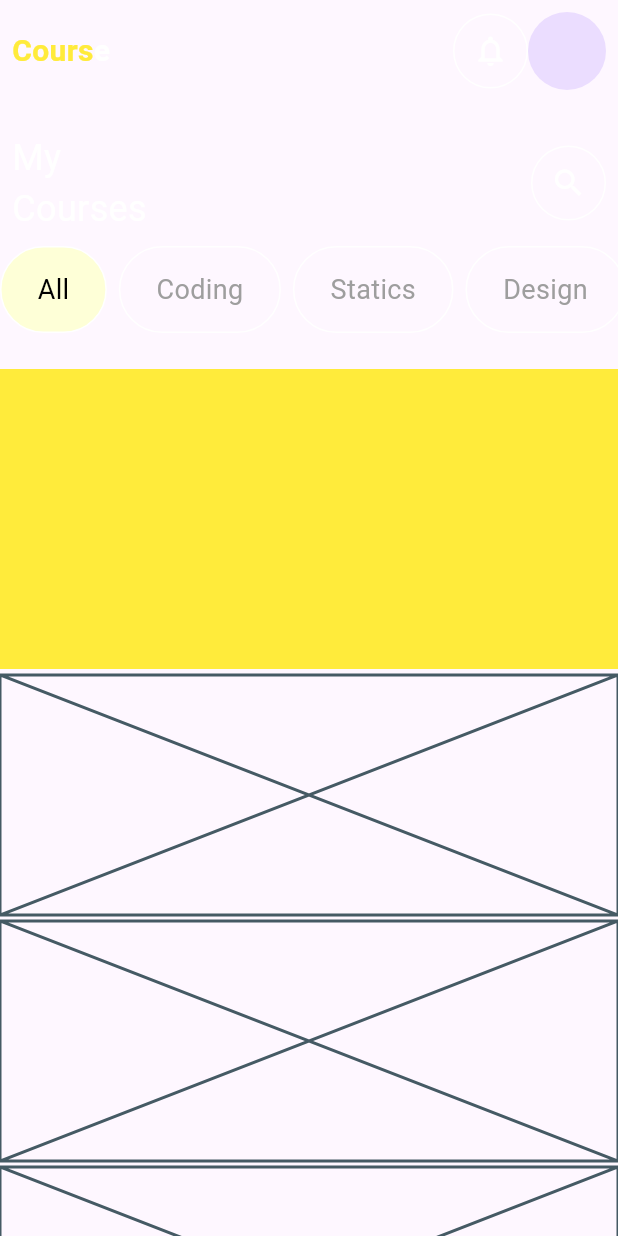
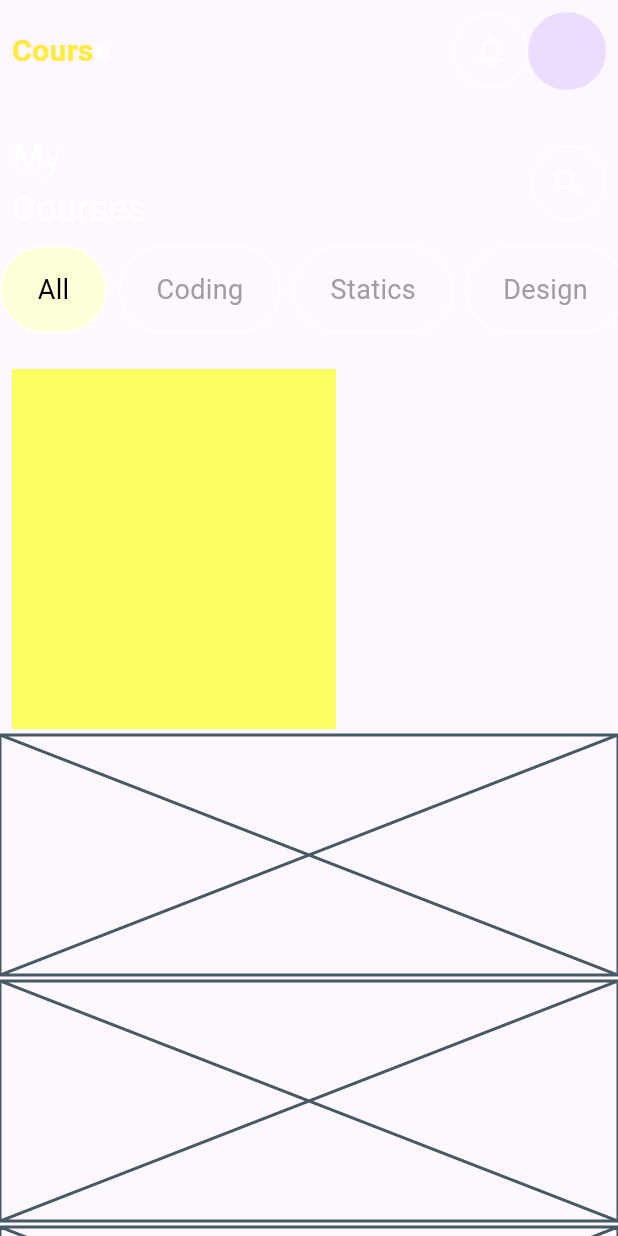
Before and after one commit to JAICHANGPARK/flutter_notebook_chapter_35, a Flutter app: the LearningHomePage screen opened directly, on a phone screen of 412 x 824 dp. Run offline on Flutter 3.47's test engine with Material 3 defaults, Android fonts, the phone set to English and light mode, and no system bars; our stand-ins replace dots_indicator, gap.

Commit message:
Update learning_home_page.dart

```diff
--- a/lib/ep1774_learning_app/view/learning_home_page.dart
+++ b/lib/ep1774_learning_app/view/learning_home_page.dart
@@ -127,14 +127,18 @@ class _LearningHomePageState extends State<LearningHomePage> {
                   ),
                   Gap(24),
                   Container(
-                    height: 200,
+                    height: 240,
+                    margin: EdgeInsets.symmetric(horizontal: 8),
                     child: Row(
                       children: [
                         Expanded(
                           child: Container(
-                            color: Colors.yellow,
+                            color: Color.fromRGBO(251, 255, 98, 1),
                           ),
                         ),
+                        Container(
+                          width: 180,
+                        )
                       ],
                     ),
                   ),
```
